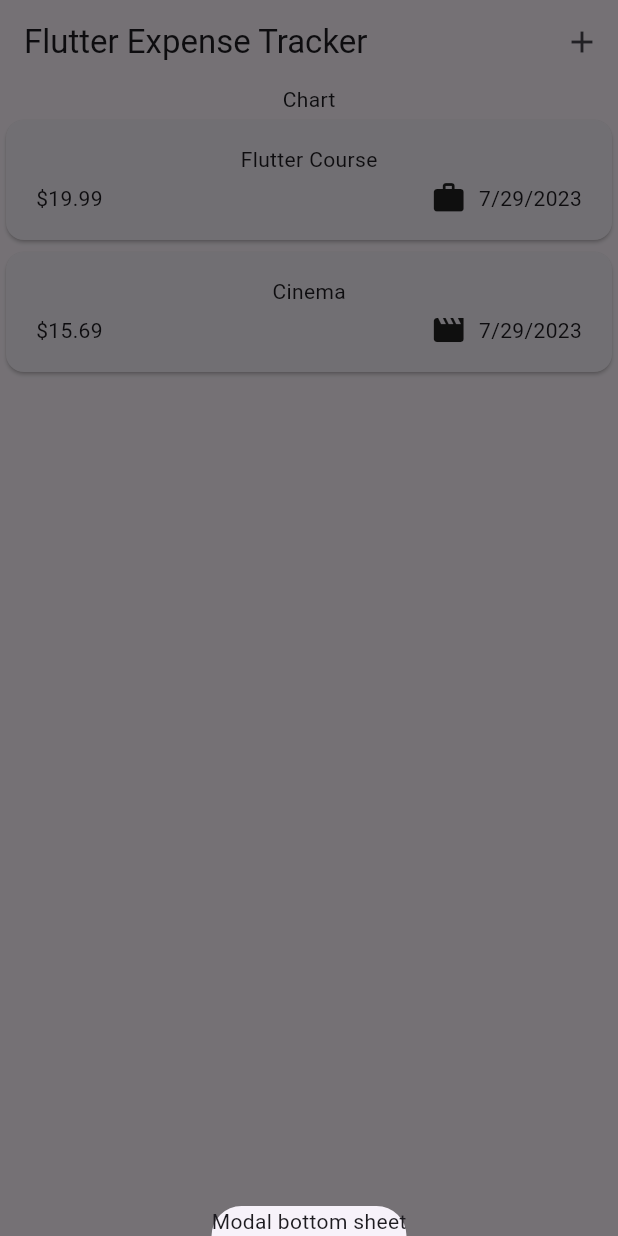
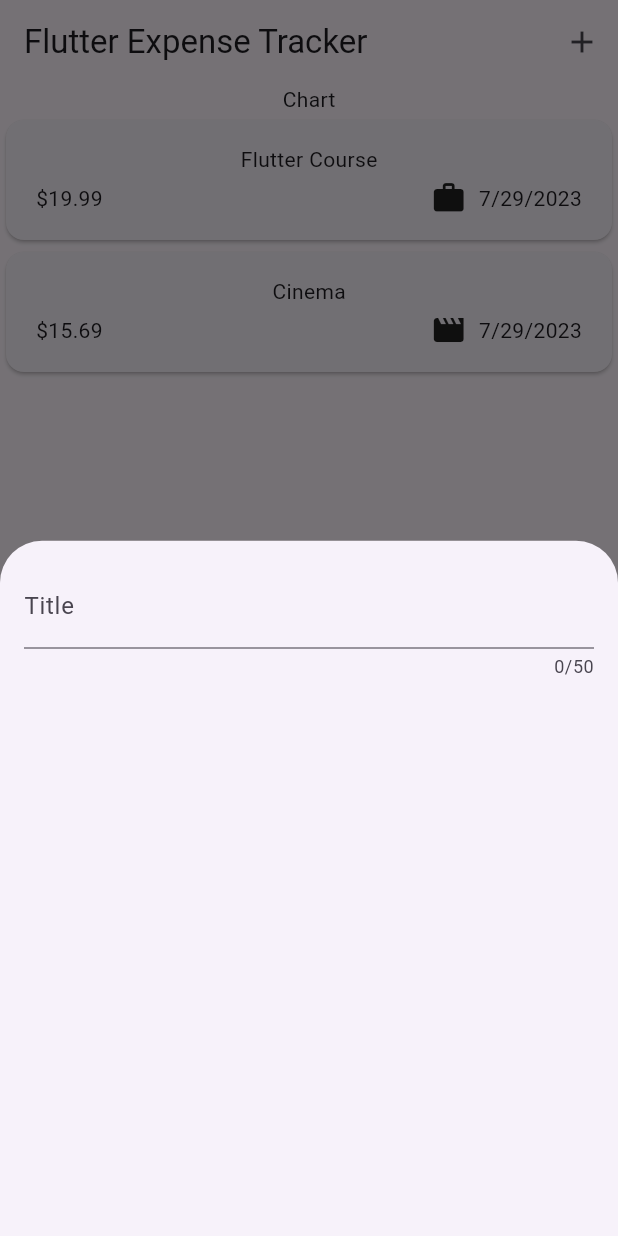
Before and after one commit to tyange/flutter_complete_expense_tracker, a Flutter app: the screen it shows after launch, after a tap on the "add" icon, on a phone screen of 412 x 824 dp. Run offline on Flutter 3.47's test engine with Material 2 defaults, Android fonts, the phone set to English and light mode, and no system bars.

Commit message:
added new_expense

```diff
--- a/lib/widgets/expenses.dart
+++ b/lib/widgets/expenses.dart
@@ -2,6 +2,7 @@ import 'package:flutter/material.dart';
 import 'package:flutter_complete_expense_tracker/widgets/expenses_list/expenses_list.dart';
 
 import 'package:flutter_complete_expense_tracker/models/expense.dart';
+import 'package:flutter_complete_expense_tracker/widgets/new_expense.dart';
 
 class Expenses extends StatefulWidget {
   const Expenses({super.key});
@@ -30,7 +31,9 @@ class _ExpensesState extends State<Expenses> {
 
   void _openAddExpenseOverlay() {
     showModalBottomSheet(
-        context: context, builder: (ctx) => const Text('Modal bottom sheet'));
+      context: context,
+      builder: (ctx) => const NewExpense(),
+    );
   }
 
   @override
--- /dev/null
+++ b/lib/widgets/new_expense.dart
@@ -0,0 +1,28 @@
+import 'package:flutter/material.dart';
+
+class NewExpense extends StatefulWidget {
+  const NewExpense({super.key});
+
+  @override
+  State<NewExpense> createState() {
+    return _NewExpenseState();
+  }
+}
+
+class _NewExpenseState extends State<NewExpense> {
+  @override
+  Widget build(BuildContext context) {
+    return const Padding(
+        padding: EdgeInsets.all(16),
+        child: Column(
+          children: [
+            TextField(
+              maxLength: 50,
+              decoration: InputDecoration(
+                label: Text('Title'),
+              ),
+            ),
+          ],
+        ));
+  }
+}
```
